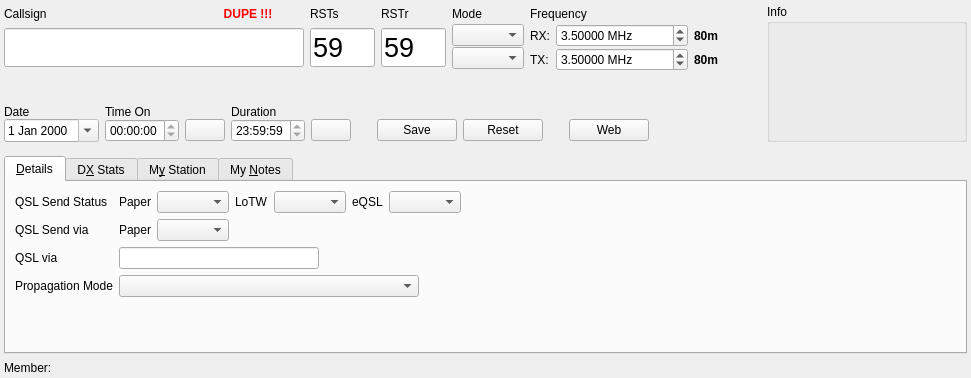
Qt form ui/NewContactWidget.ui (foldynl/QLog) before a commit.
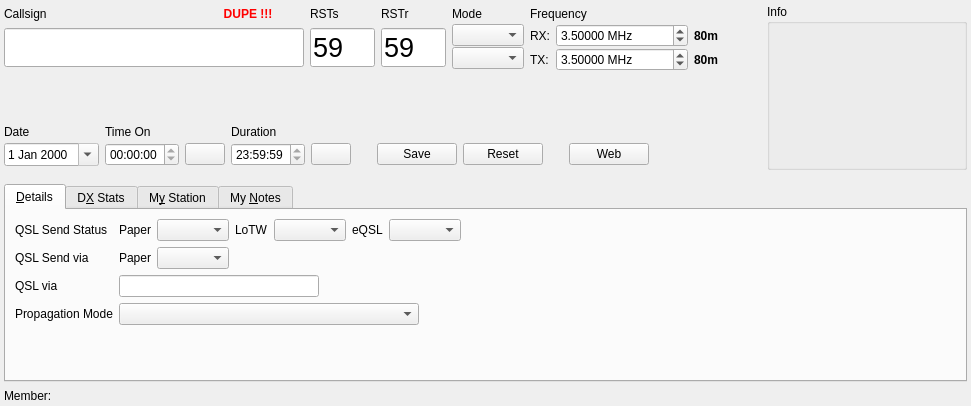
The same form after that commit. Icons and pictures are not drawn. Custom widgets are drawn as their Qt base class.

```diff
--- a/ui/NewContactWidget.ui
+++ b/ui/NewContactWidget.ui
@@ -7,7 +7,7 @@
     <x>0</x>
     <y>0</y>
     <width>971</width>
-    <height>378</height>
+    <height>406</height>
    </rect>
   </property>
   <property name="sizePolicy">
```
Left out of the diff: 4 changed lines with no effect on the pictures.
